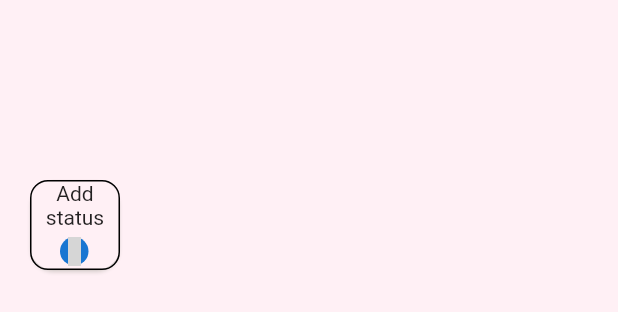
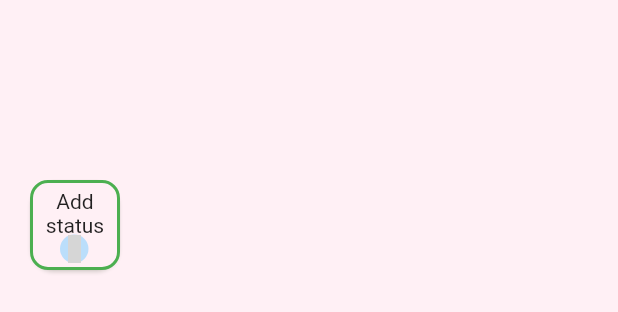
Before and after one commit to iamkranthi/whatsapp_clone, a Flutter app: the AddStatusWidget widget shown alone on an empty page, opened directly, on a phone screen of 412 x 824 dp. Shown: the top 312 px of the screen. Run offline on Flutter 3.47's test engine with Material 2 defaults, Android fonts, the phone set to English and light mode, and no system bars; our stand-ins replace curved_navigation_bar, get, get_storage, google_fonts, iconsax; accounts and stored records are empty; network calls fail; statements that could not run were skipped; grey boxes are pictures that could not be loaded.

```diff
--- a/lib/exports/exports.dart
+++ b/lib/exports/exports.dart
@@ -1,6 +1,7 @@
 //*Pages
 export 'package:whatsapp_clone/views/pages/home/home.dart'; //homepage
-
+export  'package:whatsapp_clone/views/pages/home/calls/calls_dedicated_page.dart';//calls page
+export 'package:whatsapp_clone/views/pages/home/chats/chats_dedicated_page.dart';//chats page
 
 
 //*services
@@ -31,7 +32,7 @@ export 'package:whatsapp_clone/views/pages/home/components/status.dart';
 export 'package:whatsapp_clone/views/pages/home/components/theme_switcher.dart';
 export 'package:whatsapp_clone/views/pages/home/components/title.dart';
 export 'package:whatsapp_clone/views/pages/home/components/flexible_space.dart';
-
+export 'package:whatsapp_clone/views/pages/home/components/silver_to_box.dart';
 
 
 
--- a/lib/themes/theme_constants.dart
+++ b/lib/themes/theme_constants.dart
@@ -2,21 +2,27 @@ import 'package:flutter/material.dart';
 import 'package:whatsapp_clone/exports/exports.dart';
 
 class Themes {
-  static late final light = ThemeData(
+  //*Light Theme
+  static final light = ThemeData(
     scaffoldBackgroundColor: lightAppColor,
     appBarTheme: const AppBarTheme(
       backgroundColor: lightAppColor,
-     // elevation: 10,
+      // elevation: 10,
       iconTheme: IconThemeData(color: Colors.black),
     ),
     iconTheme: const IconThemeData(color: Colors.black),
     cardTheme: const CardTheme(
       color: lightAppColor,
       shadowColor: lightCardElevationColor,
+    ),
+    floatingActionButtonTheme: const FloatingActionButtonThemeData(
+      backgroundColor: darkCardColor,
+      splashColor: lightCardColor,
+    ),
+  );
 
-    ),
+//*DarkTheme
 
-  );
   static final dark = ThemeData(
     scaffoldBackgroundColor: darkCardColor,
     appBarTheme: const AppBarTheme(
@@ -30,5 +36,9 @@ class Themes {
       color: darkCardColor,
       shadowColor: Colors.white24,
     ),
+     floatingActionButtonTheme: const FloatingActionButtonThemeData(
+      backgroundColor: lightAppColor,
+      splashColor: darkCardColor,
+    ),
   );
 }
--- a/lib/views/pages/home/components/flexible_space.dart
+++ b/lib/views/pages/home/components/flexible_space.dart
@@ -13,6 +13,7 @@ class FlexibleSpaceStatusBar extends StatelessWidget {
 
     return SliverAppBar(
       centerTitle: true,
+
       title: const TitleWidget(title: 'WhatsApp', logo: Icons.whatsapp),
       leading: const Icon(Icons.menu),
       expandedHeight: 200,
@@ -28,7 +29,9 @@ class FlexibleSpaceStatusBar extends StatelessWidget {
         children: const [
           StatusItems(),
         ],
+
       ),
+
     );
   }
 }
--- a/lib/views/pages/home/components/status.dart
+++ b/lib/views/pages/home/components/status.dart
@@ -51,19 +51,21 @@ class AddStatusWidget extends StatelessWidget {
         child: Container(
           height: 60,
           width: 60,
+          padding: const EdgeInsets.only(top: 4),
          decoration:  BoxDecoration(
-          border: Border.all(color: Colors.black),
+          border: Border.all(color: Colors.green,width: 2),
           borderRadius: BorderRadius.circular(12)
          ),
           child: const Text('Add status', textAlign: TextAlign.center),
         ),
       ),
-      const Positioned(
-        top: 158,
+       Positioned(
+        top: 156.4,
         left: 40,
         child: CircleAvatar(
           radius: 9.5,
-          child: Icon(
+          backgroundColor: Colors.blue.shade100,
+          child: const Icon(
             Iconsax.add,
             size: 20,
           ),
```
Also changed, not shown: lib/views/pages/home/calls/calls_dedicated_page.dart (added, +17 -0 lines), lib/views/pages/home/chats/chats_dedicated_page.dart (added, +17 -0 lines), lib/views/pages/home/home.dart (+5 -15 lines), lib/views/widgets/bottom_bar.dart (+81 -16 lines).
